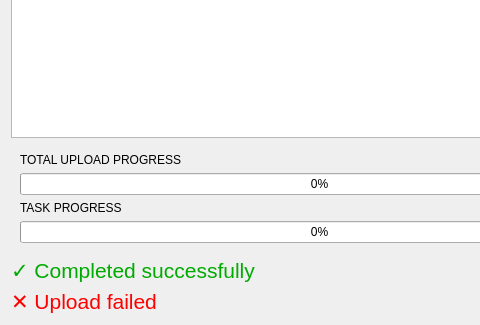
Old version of the form threedi_models_and_simulations/ui/upload_overview.ui in the repository nens/threedi-api-qgis-client; both pictures show x 0 to 480 and y 200 to 525 of the 750 by 525 pixel window.
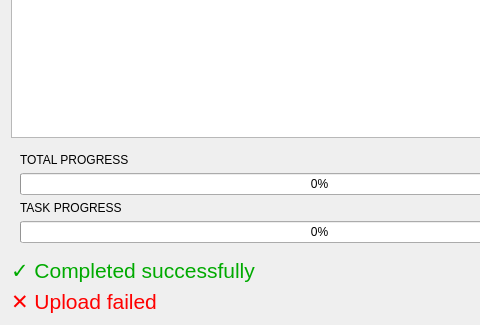
New version of the form.

```diff
--- a/threedi_models_and_simulations/ui/upload_overview.ui
+++ b/threedi_models_and_simulations/ui/upload_overview.ui
@@ -168,7 +168,7 @@
       <item row="0" column="0">
        <widget class="QLabel" name="label">
         <property name="text">
-         <string>TOTAL UPLOAD PROGRESS</string>
+         <string>TOTAL PROGRESS</string>
         </property>
        </widget>
       </item>
```
